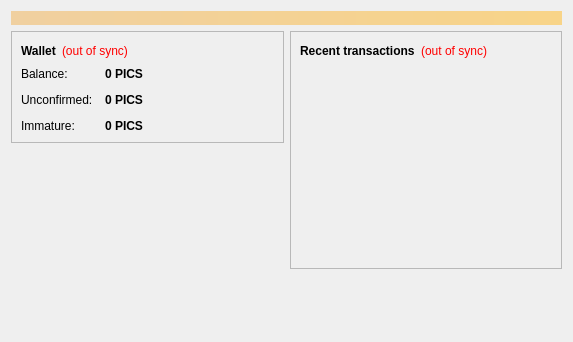
Qt form src/qt/forms/overviewpage.ui (minblock/picscoin) before a commit.
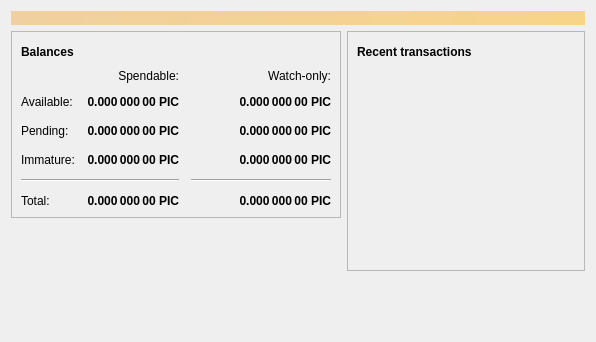
The same form after that commit. Icons and pictures are not drawn.

The edit to the form file:
```diff
--- a/src/qt/forms/overviewpage.ui
+++ b/src/qt/forms/overviewpage.ui
@@ -6,7 +6,7 @@
    <rect>
     <x>0</x>
     <y>0</y>
-    <width>573</width>
+    <width>596</width>
     <height>342</height>
    </rect>
   </property>
@@ -20,7 +20,7 @@
       <bool>false</bool>
      </property>
      <property name="styleSheet">
-      <string notr="true">background-color: qlineargradient(x1: 0, y1: 0, x2: 1, y2: 0, stop:0 #F0D0A0, stop:1 #F8D488); color:#000000;</string>
+      <string notr="true">QLabel { background-color: qlineargradient(x1: 0, y1: 0, x2: 1, y2: 0, stop:0 #F0D0A0, stop:1 #F8D488); color:#000000; }</string>
      </property>
      <property name="wordWrap">
       <bool>true</bool>
@@ -54,27 +54,197 @@
                </font>
               </property>
               <property name="text">
-               <string>Wallet</string>
+               <string>Balances</string>
               </property>
              </widget>
             </item>
             <item>
-             <widget class="QLabel" name="labelWalletStatus">
+             <widget class="QPushButton" name="labelWalletStatus">
+              <property name="enabled">
+               <bool>true</bool>
+              </property>
+              <property name="maximumSize">
+               <size>
+                <width>30</width>
+                <height>16777215</height>
+               </size>
+              </property>
               <property name="toolTip">
                <string>The displayed information may be out of date. Your wallet automatically synchronizes with the Picscoin network after a connection is established, but this process has not completed yet.</string>
               </property>
-              <property name="styleSheet">
-               <string notr="true">QLabel { color: red; }</string>
-              </property>
               <property name="text">
-               <string notr="true">(out of sync)</string>
+               <string/>
               </property>
-              <property name="alignment">
-               <set>Qt::AlignLeading|Qt::AlignLeft|Qt::AlignVCenter</set>
+              <property name="icon">
+               <iconset resource="../bitcoin.qrc">
+                <normaloff>:/icons/warning</normaloff>
+                <disabledoff>:/icons/warning</disabledoff>:/icons/warning</iconset>
+              </property>
+              <property name="iconSize">
+               <size>
+                <width>24</width>
+                <height>24</height>
+               </size>
+              </property>
+              <property name="flat">
+               <bool>true</bool>
               </property>
              </widget>
             </item>
             <item>
+             <spacer name="horizontalSpacer_3">
+              <property name="orientation">
+               <enum>Qt::Horizontal</enum>
+              </property>
+              <property name="sizeHint" stdset="0">
+               <size>
+                <width>40</width>
+                <height>20</height>
+               </size>
+              </property>
+             </spacer>
+            </item>
+           </layout>
+          </item>
+          <item>
+           <layout class="QGridLayout" name="gridLayout">
+            <property name="spacing">
+             <number>12</number>
+            </property>
+            <item row="2" column="2">
+             <widget class="QLabel" name="labelWatchPending">
+              <property name="font">
+               <font>
+                <weight>75</weight>
+                <bold>true</bold>
+               </font>
+              </property>
+              <property name="cursor">
+               <cursorShape>IBeamCursor</cursorShape>
+              </property>
+              <property name="toolTip">
+               <string>Unconfirmed transactions to watch-only addresses</string>
+              </property>
+              <property name="text">
+               <string notr="true">0.000 000 00 PIC</string>
+              </property>
+              <property name="alignment">
+               <set>Qt::AlignRight|Qt::AlignTrailing|Qt::AlignVCenter</set>
+              </property>
+              <property name="textInteractionFlags">
+               <set>Qt::LinksAccessibleByMouse|Qt::TextSelectableByKeyboard|Qt::TextSelectableByMouse</set>
+              </property>
+             </widget>
+            </item>
+            <item row="2" column="1">
+             <widget class="QLabel" name="labelUnconfirmed">
+              <property name="font">
+               <font>
+                <weight>75</weight>
+                <bold>true</bold>
+               </font>
+              </property>
+              <property name="cursor">
+               <cursorShape>IBeamCursor</cursorShape>
+              </property>
+              <property name="toolTip">
+               <string>Total of transactions that have yet to be confirmed, and do not yet count toward the spendable balance</string>
+              </property>
+              <property name="text">
+               <string notr="true">0.000 000 00 PIC</string>
+              </property>
+              <property name="alignment">
+               <set>Qt::AlignRight|Qt::AlignTrailing|Qt::AlignVCenter</set>
+              </property>
+              <property name="textInteractionFlags">
+               <set>Qt::LinksAccessibleByMouse|Qt::TextSelectableByKeyboard|Qt::TextSelectableByMouse</set>
+              </property>
+             </widget>
+            </item>
+            <item row="3" column="2">
+             <widget class="QLabel" name="labelWatchImmature">
+              <property name="font">
+               <font>
+                <weight>75</weight>
+                <bold>true</bold>
+               </font>
+              </property>
+              <property name="cursor">
+               <cursorShape>IBeamCursor</cursorShape>
+              </property>
+              <property name="toolTip">
+               <string>Mined balance in watch-only addresses that has not yet matured</string>
+              </property>
+              <property name="text">
+               <string notr="true">0.000 000 00 PIC</string>
+              </property>
+              <property name="alignment">
+               <set>Qt::AlignRight|Qt::AlignTrailing|Qt::AlignVCenter</set>
+              </property>
+              <property name="textInteractionFlags">
+               <set>Qt::LinksAccessibleByMouse|Qt::TextSelectableByKeyboard|Qt::TextSelectableByMouse</set>
+              </property>
+             </widget>
+            </item>
+            <item row="4" column="0" colspan="2">
+             <widget class="Line" name="line">
+              <property name="orientation">
+               <enum>Qt::Horizontal</enum>
+              </property>
+             </widget>
+            </item>
+            <item row="4" column="2">
+             <widget class="Line" name="lineWatchBalance">
+              <property name="sizePolicy">
+               <sizepolicy hsizetype="Preferred" vsizetype="Fixed">
+                <horstretch>0</horstretch>
+                <verstretch>0</verstretch>
+               </sizepolicy>
+              </property>
+              <property name="minimumSize">
+               <size>
+                <width>140</width>
+                <height>0</height>
+               </size>
+              </property>
+              <property name="orientation">
+               <enum>Qt::Horizontal</enum>
+              </property>
+             </widget>
+            </item>
+            <item row="5" column="0">
+             <widget class="QLabel" name="labelTotalText">
+              <property name="text">
+               <string>Total:</string>
+              </property>
+             </widget>
+            </item>
+            <item row="3" column="1">
+             <widget class="QLabel" name="labelImmature">
+              <property name="font">
+               <font>
+                <weight>75</weight>
+                <bold>true</bold>
+               </font>
+              </property>
+              <property name="cursor">
+               <cursorShape>IBeamCursor</cursorShape>
+              </property>
+              <property name="toolTip">
+               <string>Mined balance that has not yet matured</string>
+              </property>
+              <property name="text">
+               <string notr="true">0.000 000 00 PIC</string>
+              </property>
+              <property name="alignment">
+               <set>Qt::AlignRight|Qt::AlignTrailing|Qt::AlignVCenter</set>
+              </property>
+              <property name="textInteractionFlags">
+               <set>Qt::LinksAccessibleByMouse|Qt::TextSelectableByKeyboard|Qt::TextSelectableByMouse</set>
+              </property>
+             </widget>
+            </item>
+            <item row="2" column="3">
              <spacer name="horizontalSpacer_2">
               <property name="orientation">
                <enum>Qt::Horizontal</enum>
@@ -87,28 +257,15 @@
               </property>
              </spacer>
             </item>
-           </layout>
-          </item>
-          <item>
-           <layout class="QFormLayout" name="formLayout_2">
-            <property name="fieldGrowthPolicy">
-             <enum>QFormLayout::AllNonFixedFieldsGrow</enum>
-            </property>
-            <property name="horizontalSpacing">
-             <number>12</number>
-            </property>
-            <property name="verticalSpacing">
-             <number>12</number>
-            </property>
-            <item row="0" column="0">
-             <widget class="QLabel" name="label">
+            <item row="3" column="0">
+             <widget class="QLabel" name="labelImmatureText">
               <property name="text">
-               <string>Balance:</string>
+               <string>Immature:</string>
               </property>
              </widget>
             </item>
-            <item row="0" column="1">
-             <widget class="QLabel" name="labelBalance">
+            <item row="5" column="1">
+             <widget class="QLabel" name="labelTotal">
               <property name="font">
                <font>
                 <weight>75</weight>
@@ -122,22 +279,60 @@
                <string>Your current balance</string>
               </property>
               <property name="text">
-               <string notr="true">0 PICS</string>
+               <string notr="true">0.000 000 00 PIC</string>
               </property>
+              <property name="alignment">
+               <set>Qt::AlignRight|Qt::AlignTrailing|Qt::AlignVCenter</set>
+              </property>
               <property name="textInteractionFlags">
                <set>Qt::LinksAccessibleByMouse|Qt::TextSelectableByKeyboard|Qt::TextSelectableByMouse</set>
               </property>
              </widget>
             </item>
+            <item row="5" column="2">
+             <widget class="QLabel" name="labelWatchTotal">
+              <property name="font">
+               <font>
+                <weight>75</weight>
+                <bold>true</bold>
+               </font>
+              </property>
+              <property name="cursor">
+               <cursorShape>IBeamCursor</cursorShape>
+              </property>
+              <property name="toolTip">
+               <string>Current total balance in watch-only addresses</string>
+              </property>
+              <property name="text">
+               <string notr="true">0.000 000 00 PIC</string>
+              </property>
+              <property name="alignment">
+               <set>Qt::AlignRight|Qt::AlignTrailing|Qt::AlignVCenter</set>
+              </property>
+              <property name="textInteractionFlags">
+               <set>Qt::LinksAccessibleByMouse|Qt::TextSelectableByKeyboard|Qt::TextSelectableByMouse</set>
+              </property>
+             </widget>
+            </item>
+            <item row="0" column="2">
+             <widget class="QLabel" name="labelWatchonly">
+              <property name="text">
+               <string>Watch-only:</string>
+              </property>
+              <property name="alignment">
+               <set>Qt::AlignRight|Qt::AlignTrailing|Qt::AlignVCenter</set>
+              </property>
+             </widget>
+            </item>
             <item row="1" column="0">
-             <widget class="QLabel" name="label_3">
+             <widget class="QLabel" name="labelBalanceText">
               <property name="text">
-               <string>Unconfirmed:</string>
+               <string>Available:</string>
               </property>
              </widget>
             </item>
             <item row="1" column="1">
-             <widget class="QLabel" name="labelUnconfirmed">
+             <widget class="QLabel" name="labelBalance">
               <property name="font">
                <font>
                 <weight>75</weight>
@@ -151,7 +346,35 @@
                <string>Total of transactions that have yet to be confirmed, and do not yet count toward the current balance</string>
               </property>
               <property name="text">
-               <string notr="true">0 PICS</string>
+               <string notr="true">0.000 000 00 PIC</string>
+              </property>
+              <property name="alignment">
+               <set>Qt::AlignRight|Qt::AlignTrailing|Qt::AlignVCenter</set>
+              </property>
+              <property name="textInteractionFlags">
+               <set>Qt::LinksAccessibleByMouse|Qt::TextSelectableByKeyboard|Qt::TextSelectableByMouse</set>
+              </property>
+             </widget>
+            </item>
+            <item row="1" column="2">
+             <widget class="QLabel" name="labelWatchAvailable">
+              <property name="font">
+               <font>
+                <weight>75</weight>
+                <bold>true</bold>
+               </font>
+              </property>
+              <property name="cursor">
+               <cursorShape>IBeamCursor</cursorShape>
+              </property>
+              <property name="toolTip">
+               <string>Your current balance in watch-only addresses</string>
+              </property>
+              <property name="text">
+               <string notr="true">0.000 000 00 PIC</string>
+              </property>
+              <property name="alignment">
+               <set>Qt::AlignRight|Qt::AlignTrailing|Qt::AlignVCenter</set>
               </property>
               <property name="textInteractionFlags">
                <set>Qt::LinksAccessibleByMouse|Qt::TextSelectableByKeyboard|Qt::TextSelectableByMouse</set>
@@ -159,28 +382,19 @@
              </widget>
             </item>
             <item row="2" column="0">
-             <widget class="QLabel" name="labelImmatureText">
+             <widget class="QLabel" name="labelPendingText">
               <property name="text">
-               <string>Immature:</string>
+               <string>Pending:</string>
               </property>
              </widget>
             </item>
-            <item row="2" column="1">
-             <widget class="QLabel" name="labelImmature">
-              <property name="font">
-               <font>
-                <weight>75</weight>
-                <bold>true</bold>
-               </font>
-              </property>
-              <property name="toolTip">
-               <string>Mined balance that has not yet matured</string>
-              </property>
+            <item row="0" column="1">
+             <widget class="QLabel" name="labelSpendable">
               <property name="text">
-               <string notr="true">0 PICS</string>
+               <string>Spendable:</string>
               </property>
-              <property name="textInteractionFlags">
-               <set>Qt::LinksAccessibleByMouse|Qt::TextSelectableByKeyboard|Qt::TextSelectableByMouse</set>
+              <property name="alignment">
+               <set>Qt::AlignRight|Qt::AlignTrailing|Qt::AlignVCenter</set>
               </property>
              </widget>
             </item>
@@ -219,24 +433,47 @@
            <layout class="QHBoxLayout" name="horizontalLayout_2">
             <item>
              <widget class="QLabel" name="label_4">
+              <property name="font">
+               <font>
+                <weight>75</weight>
+                <bold>true</bold>
+               </font>
+              </property>
               <property name="text">
-               <string>&lt;b&gt;Recent transactions&lt;/b&gt;</string>
+               <string>Recent transactions</string>
               </property>
              </widget>
             </item>
             <item>
-             <widget class="QLabel" name="labelTransactionsStatus">
+             <widget class="QPushButton" name="labelTransactionsStatus">
+              <property name="enabled">
+               <bool>true</bool>
+              </property>
+              <property name="maximumSize">
+               <size>
+                <width>30</width>
+                <height>16777215</height>
+               </size>
+              </property>
               <property name="toolTip">
                <string>The displayed information may be out of date. Your wallet automatically synchronizes with the Picscoin network after a connection is established, but this process has not completed yet.</string>
               </property>
-              <property name="styleSheet">
-               <string notr="true">QLabel { color: red; }</string>
-              </property>
               <property name="text">
-               <string notr="true">(out of sync)</string>
+               <string/>
               </property>
-              <property name="alignment">
-               <set>Qt::AlignRight|Qt::AlignTrailing|Qt::AlignVCenter</set>
+              <property name="icon">
+               <iconset resource="../bitcoin.qrc">
+                <normaloff>:/icons/warning</normaloff>
+                <disabledoff>:/icons/warning</disabledoff>:/icons/warning</iconset>
+              </property>
+              <property name="iconSize">
+               <size>
+                <width>24</width>
+                <height>24</height>
+               </size>
+              </property>
+              <property name="flat">
+               <bool>true</bool>
               </property>
              </widget>
             </item>
```
Left out of the diff: 7 changed lines with no effect on the pictures.
